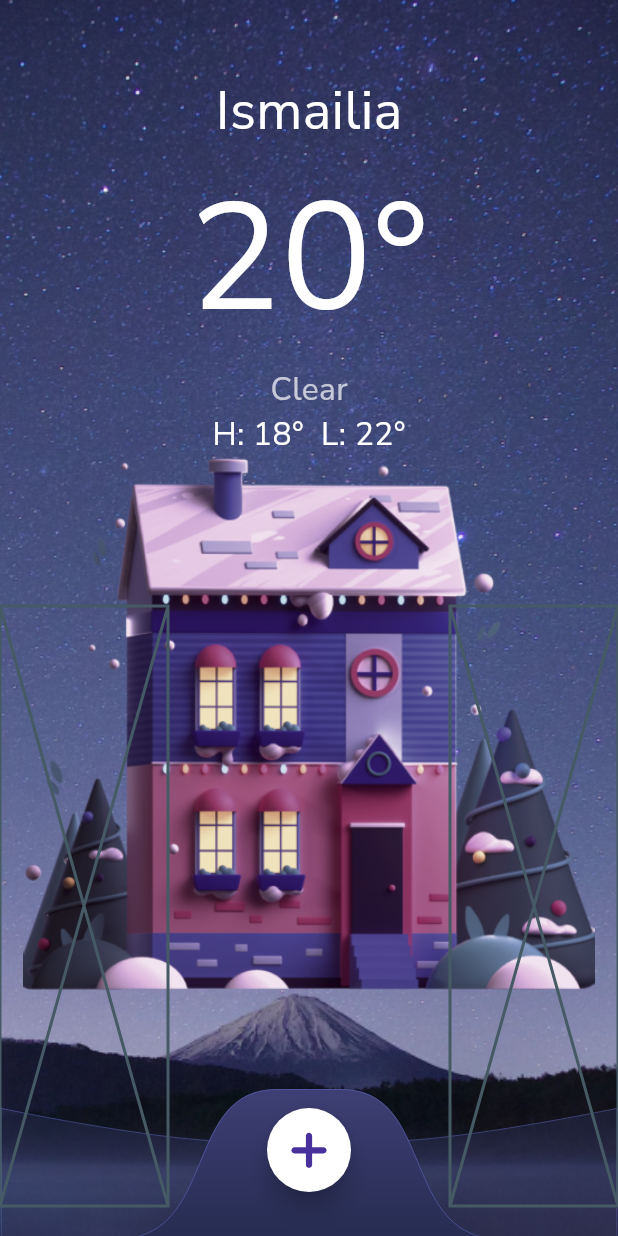
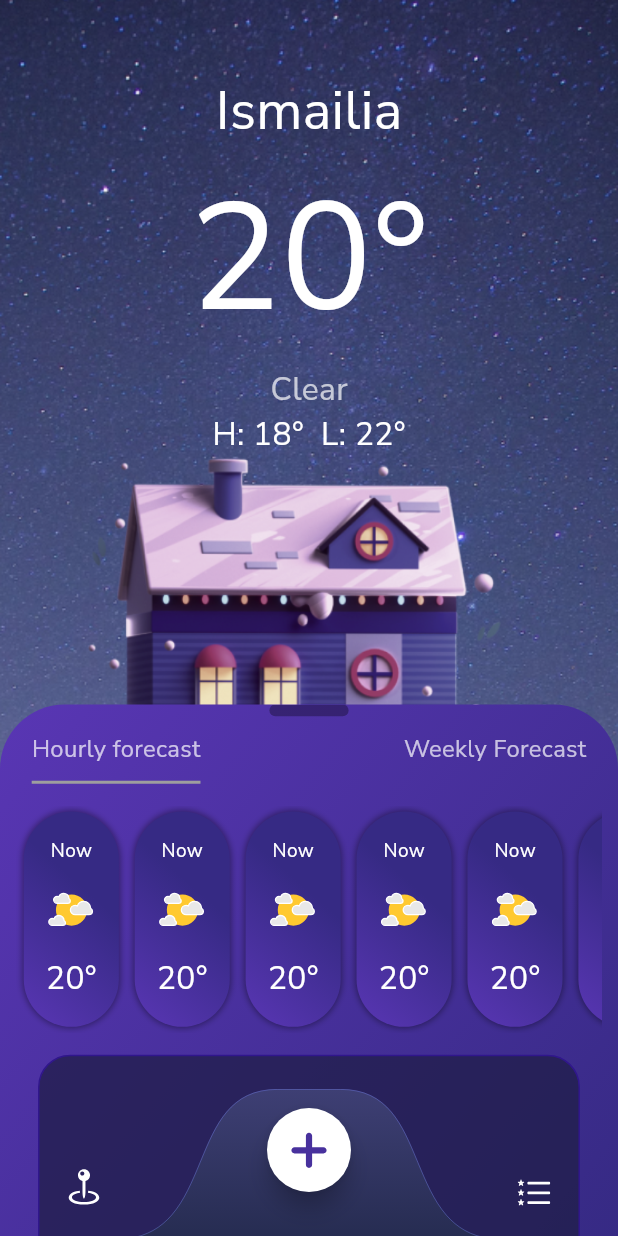
Before and after one commit to Eslam-Fathi/weather, a Flutter app: the screen it shows after launch, on a phone screen of 412 x 824 dp. Run offline on Flutter 3.47's test engine with Material 3 defaults, Android fonts, the phone set to English and light mode, and no system bars; our stand-ins replace flutter_screenutil, flutter_svg, google_fonts, lottie.

Commit message:
Add new weather-related components and functionality
- Added new components for displaying weather information and buttons at the
  bottom of the screen.
- Implemented draggable weather widget with tabs for hourly and weekly forecast.
- Created small weather widget for displaying weather details in a compact form.

```diff
--- /dev/null
+++ b/lib/View/Components/bottom_buttons.dart
@@ -0,0 +1,20 @@
+import 'package:flutter/material.dart';
+import 'package:flutter_svg/flutter_svg.dart';
+
+class BottomButton extends StatelessWidget {
+  const BottomButton({
+    super.key,
+    required this.iconlink,
+    required this.onTap,
+  });
+  final String iconlink;
+  final void Function() onTap;
+
+  @override
+  Widget build(BuildContext context) {
+    return InkWell(
+      onTap: onTap,
+      child: SvgPicture.asset(iconlink),
+    );
+  }
+}
--- /dev/null
+++ b/lib/View/Components/draggable_weather_widget.dart
@@ -0,0 +1,50 @@
+import 'package:flutter/material.dart';
+import 'package:flutter_screenutil/flutter_screenutil.dart';
+import 'package:weather/View/Components/draggble_content_widget.dart';
+
+class DraggableWeatherWidget extends StatefulWidget {
+  const DraggableWeatherWidget({super.key});
+
+  @override
+  State<DraggableWeatherWidget> createState() => _DraggableWeatherWidgetState();
+}
+
+class _DraggableWeatherWidgetState extends State<DraggableWeatherWidget> {
+  @override
+  Widget build(BuildContext context) {
+    return LayoutBuilder(
+      builder: (context, constraints) {
+        return DraggableScrollableSheet(
+            initialChildSize: 0.43,
+            minChildSize: .43,
+            builder: (BuildContext context, ScrollController scrollController) {
+              return Container(
+                decoration: ShapeDecoration(
+                  shape: RoundedRectangleBorder(
+                    borderRadius: BorderRadius.vertical(
+                      top: Radius.circular(44.r),
+                    ),
+                  ),
+                  gradient: const LinearGradient(
+                    colors: [
+                      Color.fromARGB(255, 89, 54, 180),
+                      Color.fromARGB(255, 54, 42, 132),
+                    ],
+                    begin: Alignment.topLeft,
+                    end: Alignment.bottomRight,
+                  ),
+                ),
+                child: ListView.builder(
+                  physics: const ClampingScrollPhysics(),
+                  controller: scrollController,
+                  itemCount: 1,
+                  itemBuilder: (context, index) {
+                    return const DraggableContent();
+                  },
+                ),
+              );
+            });
+      },
+    );
+  }
+}
--- /dev/null
+++ b/lib/View/Components/draggble_content_widget.dart
@@ -0,0 +1,325 @@
+import 'package:flutter/material.dart';
+import 'package:flutter_screenutil/flutter_screenutil.dart';
+import 'package:google_fonts/google_fonts.dart';
+import 'package:weather/View/Components/purple_colored_box.dart';
+import 'package:weather/View/Widgets/weather_small_widget.dart';
+
+class DraggableContent extends StatefulWidget {
+  const DraggableContent({
+    super.key,
+  });
+
+  @override
+  State<DraggableContent> createState() => _DraggableContentState();
+}
+
+class _DraggableContentState extends State<DraggableContent>
+    with SingleTickerProviderStateMixin {
+  int _selectedIndex = 0;
+  late AnimationController controller;
+  late Animation<Offset> _animation1;
+  late Animation<Offset> _animation2;
+
+  @override
+  void initState() {
+    super.initState();
+    //* Animation controller setup
+    controller = AnimationController(
+      vsync: this,
+      duration: const Duration(milliseconds: 500),
+    );
+    //* Define animations
+    _animation1 = Tween<Offset>(
+      begin: Offset.zero,
+      end: const Offset(-1.0, 0.0),
+    ).animate(
+      CurvedAnimation(
+        parent: controller,
+        curve: Curves.easeInOut,
+      ),
+    );
+    _animation2 = Tween<Offset>(
+      begin: const Offset(1.0, 0.0),
+      end: Offset.zero,
+    ).animate(
+      CurvedAnimation(
+        parent: controller,
+        curve: Curves.easeInOut,
+      ),
+    );
+  }
+
+  void _onTabTapped(int index) {
+    if (_selectedIndex != index) {
+      setState(() {
+        _selectedIndex = index;
+      });
+      //* Animate to the selected tab
+      _selectedIndex == 0 ? controller.reverse() : controller.forward();
+    }
+  }
+
+  @override
+  void dispose() {
+    controller.dispose();
+    super.dispose();
+  }
+
+  @override
+  Widget build(BuildContext context) {
+    return Padding(
+      padding: EdgeInsets.symmetric(horizontal: 10.w),
+      child: Column(
+        children: [
+          //* Tab indicator bar
+          Container(
+            width: 50.w,
+            height: 8.h,
+            decoration: ShapeDecoration(
+              color: const Color.fromARGB(80, 0, 0, 0),
+              shape: RoundedRectangleBorder(
+                borderRadius: BorderRadius.circular(50.r),
+              ),
+            ),
+          ),
+          Padding(
+            padding: EdgeInsets.symmetric(horizontal: 10.w),
+            child: Row(
+              children: [
+                //* Tab 1: Hourly forecast
+                GestureDetector(
+                  onTap: () {
+                    _onTabTapped(0);
+                  },
+                  child: Container(
+                    decoration: BoxDecoration(
+                      border: Border(
+                        bottom: BorderSide(
+                          color: _selectedIndex == 0
+                              ? Colors.grey
+                              : Colors.transparent,
+                          width: 2.0,
+                        ),
+                      ),
+                    ),
+                    padding: const EdgeInsets.symmetric(vertical: 10.0),
+                    child: Text(
+                      'Hourly forecast',
+                      style: TextStyle(
+                        fontFamily: GoogleFonts.nunitoSans().fontFamily,
+                        color: Colors.white70,
+                        fontSize: 15.sp,
+                      ),
+                    ),
+                  ),
+                ),
+                const Spacer(),
+                //* Tab 2: Weekly Forecast
+                GestureDetector(
+                  onTap: () {
+                    _onTabTapped(1);
+                  },
+                  child: Container(
+                    decoration: BoxDecoration(
+                      border: Border(
+                        bottom: BorderSide(
+                          color: _selectedIndex == 1
+                              ? Colors.grey
+                              : Colors.transparent,
+                          width: 2.0,
+                        ),
+                      ),
+                    ),
+                    padding: const EdgeInsets.symmetric(vertical: 10.0),
+                    child: Text(
+                      "Weekly Forecast",
+                      style: TextStyle(
+                        fontFamily: GoogleFonts.nunitoSans().fontFamily,
+                        color: Colors.white70,
+                        fontSize: 15.sp,
+                      ),
+                    ),
+                  ),
+                ),
+              ],
+            ),
+          ),
+          //* Weather content stack
+          Stack(
+            children: [
+              //* Tab 1 content: Hourly forecast
+              AnimatedOpacity(
+                opacity: _selectedIndex == 0 ? 1.0 : 0.0,
+                duration: const Duration(milliseconds: 500),
+                child: SlideTransition(
+                  position: _animation1,
+                  child: Padding(
+                    padding: EdgeInsets.symmetric(vertical: 15.h),
+                    child: SizedBox(
+                      height: 155.h,
+                      child: ListView.builder(
+                        physics: const ClampingScrollPhysics(),
+                        scrollDirection: Axis.horizontal,
+                        itemCount: 7,
+                        itemBuilder: (BuildContext context, int index) {
+                          return Padding(
+                            padding: EdgeInsets.symmetric(
+                              horizontal: 5.w,
+                              vertical: 4.h,
+                            ),
+                            child: const SmallWeatherWidget(
+                              timeText: 'Now',
+                              temp: '20',
+                              weather: 'snow',
+                            ),
+                          );
+                        },
+                      ),
+                    ),
+                  ),
+                ),
+              ),
+              //* Tab 2 content: Weekly Forecast
+              AnimatedOpacity(
+                opacity: _selectedIndex == 1 ? 1.0 : 0.0,
+                duration: const Duration(milliseconds: 500),
+                child: SlideTransition(
+                  position: _animation2,
+                  child: Padding(
+                    padding: EdgeInsets.symmetric(vertical: 15.h),
+                    child: SizedBox(
+                      height: 155.h,
+                      child: ListView.builder(
+                        physics: const ClampingScrollPhysics(),
+                        scrollDirection: Axis.horizontal,
+                        itemCount: 7,
+                        itemBuilder: (BuildContext context, int index) {
+                          return Padding(
+                            padding: EdgeInsets.symmetric(
+                              horizontal: 5.w,
+                              vertical: 4.h,
+                            ),
+                            child: const SmallWeatherWidget(
+                              timeText: 'day',
+                              temp: '10',
+                              weather: 'Sunny',
+                            ),
+                          );
+                        },
+                      ),
+                    ),
+                  ),
+                ),
+              ),
+            ],
+          ),
+          //* AirQuality Widget
+          const PurpleBox(
+            height: 158,
+            width: 342,
+            child: SizedBox(),
+          ),
+          SizedBox(
+            height: 10.h,
+          ),
+          Padding(
+            padding: EdgeInsets.symmetric(horizontal: 15.w),
+            child: Row(
+              children: [
+                //* UVIndex Widget
+                const PurpleBox(
+                  height: 164,
+                  width: 164,
+                  child: SizedBox(),
+                ),
+                SizedBox(
+                  width: 10.w,
+                ),
+                //* SunRise Widget
+                const PurpleBox(
+                  height: 164,
+                  width: 164,
+                  child: SizedBox(),
+                ),
+              ],
+            ),
+          ),
+          SizedBox(
+            height: 10.h,
+          ),
+          Padding(
+            padding: EdgeInsets.symmetric(horizontal: 15.w),
+            child: Row(
+              children: [
+                //* WindSpeed Widget
+                const PurpleBox(
+                  height: 164,
+                  width: 164,
+                  child: SizedBox(),
+                ),
+                SizedBox(
+                  width: 10.w,
+                ),
+                //* RainFall Widget
+                const PurpleBox(
+                  height: 164,
+                  width: 164,
+                  child: SizedBox(),
+                ),
+              ],
+            ),
+          ),
+          SizedBox(
+            height: 10.h,
+          ),
+          Padding(
+            padding: EdgeInsets.symmetric(horizontal: 15.w),
+            child: Row(
+              children: [
+                //* FeelsLike Widget
+                const PurpleBox(height: 164, width: 164, child: SizedBox()),
+                SizedBox(
+                  width: 10.w,
+                ),
+                //* Humidity Widget
+                const PurpleBox(
+                  height: 164,
+                  width: 164,
+                  child: SizedBox(),
+                ),
+              ],
+            ),
+          ),
+          SizedBox(
+            height: 10.h,
+          ),
+          Padding(
+            padding: EdgeInsets.symmetric(horizontal: 15.w),
+            child: Row(
+              children: [
+                //* Visiblity Widget
+                const PurpleBox(
+                  height: 164,
+                  width: 164,
+                  child: SizedBox(),
+                ),
+                SizedBox(
+                  width: 10.w,
+                ),
+                //* Pressure Widget
+                const PurpleBox(
+                  height: 164,
+                  width: 164,
+                  child: SizedBox(),
+                ),
+              ],
+            ),
+          ),
+          SizedBox(
+            height: 120.h,
+          )
+        ],
+      ),
+    );
+  }
+}
--- /dev/null
+++ b/lib/View/Components/purple_colored_box.dart
@@ -0,0 +1,29 @@
+import 'package:flutter/material.dart';
+import 'package:flutter_screenutil/flutter_screenutil.dart';
+
+class PurpleBox extends StatelessWidget {
+  const PurpleBox({
+    super.key,
+    required this.height,
+    required this.width,
+    required this.child,
+  });
+  final double height;
+  final double width;
+  final Widget child;
+  @override
+  Widget build(BuildContext context) {
+    return Container(
+      height: height.h,
+      width: width.w,
+      decoration: ShapeDecoration(
+        shape: RoundedRectangleBorder(
+          side: const BorderSide(color: Color.fromARGB(255, 48, 22, 140)),
+          borderRadius: BorderRadius.circular(22.r),
+        ),
+        color: const Color.fromARGB(190, 31, 29, 71),
+      ),
+      child: child,
+    );
+  }
+}
--- a/lib/View/Screens/home_screen.dart
+++ b/lib/View/Screens/home_screen.dart
@@ -2,6 +2,8 @@ import 'package:flutter/material.dart';
 import 'package:flutter_screenutil/flutter_screenutil.dart';
 import 'package:flutter_svg/flutter_svg.dart';
 import 'package:google_fonts/google_fonts.dart';
+import 'package:weather/View/Components/bottom_buttons.dart';
+import 'package:weather/View/Components/draggable_weather_widget.dart';
 
 class HomeScreen extends StatefulWidget {
   const HomeScreen({super.key});
@@ -96,7 +98,6 @@ class _HomeScreenState extends State<HomeScreen>
               ],
             ),
           ),
-
           Positioned(
             // floating button background
             left: 0,
@@ -105,20 +106,35 @@ class _HomeScreenState extends State<HomeScreen>
             child: SvgPicture.asset("assets/svg/Back.svg", width: 400.w),
           ),
 
+          const DraggableWeatherWidget(),
+
           Positioned(
-            // buttons background
+              // buttons background
+              left: 0,
+              right: 0,
+              bottom: -10,
+              child: SvgPicture.asset("assets/svg/Subtract.svg")),
+
+          Positioned(
             left: 0,
+            right: 300,
+            bottom: 20,
+            child: BottomButton(
+              // location button
+              iconlink: "assets/svg/svgicon/Symbol.svg",
+              onTap: () {},
+            ),
+          ),
+          Positioned(
+            left: 300,
             right: 0,
-            bottom: -10,
-            child: SvgPicture.asset("assets/svg/Subtract.svg"),
+            bottom: 20,
+            child: BottomButton(
+              // List button
+              iconlink: "assets/svg/svgicon/list.svg",
+              onTap: () {},
+            ),
           ),
-
-          //TODO: implement buttons' functions here
-
-          const Positioned(
-              left: 0, right: 300, bottom: 20, child: Placeholder()),
-          const Positioned(
-              left: 300, right: 0, bottom: 20, child: Placeholder()),
         ],
       ),
     );
--- /dev/null
+++ b/lib/View/Widgets/weather_small_widget.dart
@@ -0,0 +1,79 @@
+import 'package:flutter/material.dart';
+import 'package:flutter_screenutil/flutter_screenutil.dart';
+
+import 'package:google_fonts/google_fonts.dart';
+import 'package:lottie/lottie.dart';
+
+class SmallWeatherWidget extends StatelessWidget {
+  const SmallWeatherWidget(
+      {super.key,
+      required this.timeText,
+      required this.temp,
+      required this.weather});
+
+  final String timeText;
+  final String temp;
+  final String weather;
+
+  @override
+  Widget build(BuildContext context) {
+    return Container(
+      height: 140.h,
+      width: 60.w,
+      decoration: ShapeDecoration(
+        shadows: [
+          BoxShadow(
+            color: Colors.black38,
+            blurRadius: 3.r,
+            spreadRadius: 1.r,
+            blurStyle: BlurStyle.normal,
+          ),
+        ],
+        gradient: const LinearGradient(
+          colors: [
+            Color.fromARGB(255, 89, 54, 180),
+            Color.fromARGB(255, 54, 42, 132),
+          ],
+          begin: Alignment.bottomLeft,
+          end: Alignment.centerRight,
+        ),
+        shape: RoundedRectangleBorder(
+          borderRadius: BorderRadius.circular(40.r),
+        ),
+      ),
+      child: Padding(
+        padding: EdgeInsets.symmetric(horizontal: 10.w, vertical: 15.h),
+        child: Column(
+          mainAxisAlignment: MainAxisAlignment.center,
+          crossAxisAlignment: CrossAxisAlignment.center,
+          mainAxisSize: MainAxisSize.min,
+          children: [
+            Text(
+              timeText,
+              style: TextStyle(
+                fontFamily: GoogleFonts.nunitoSans().fontFamily,
+                color: Colors.white,
+                fontSize: 12.sp,
+              ),
+            ),
+            SizedBox(height: 15.h),
+            SizedBox(
+              height: 32.h,
+              width: 32.w,
+              child: Lottie.asset('assets/lottie/PartlyCloudy.json'),
+            ),
+            SizedBox(height: 15.h),
+            Text(
+              "$temp°",
+              style: TextStyle(
+                fontFamily: GoogleFonts.nunitoSans().fontFamily,
+                fontSize: 20.sp,
+                color: Colors.white,
+              ),
+            )
+          ],
+        ),
+      ),
+    );
+  }
+}
```
